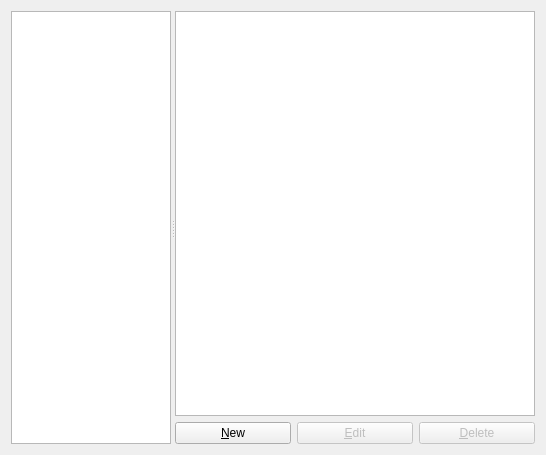
Before: the Qt Designer form gns3/modules/docker/ui/docker_vm_preferences_page.ui in GNS3/gns3-gui, drawn with Qt 5.
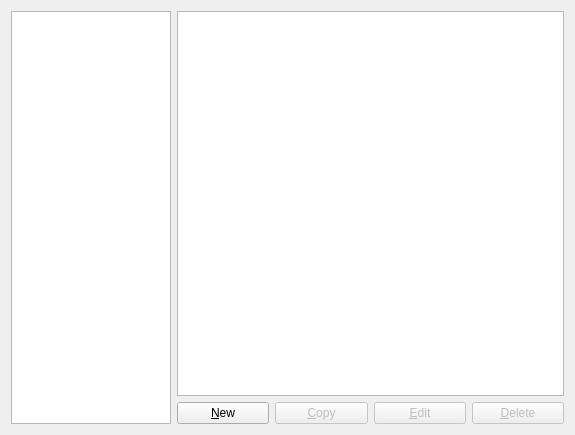
After: the same form once the commit is applied.

Commit message: Allow to copy Dynamips, IOU, Qemu and Docker templates in preferences. Fixes #2451.

What changed in the file:
```diff
--- a/gns3/modules/docker/ui/docker_vm_preferences_page.ui
+++ b/gns3/modules/docker/ui/docker_vm_preferences_page.ui
@@ -6,8 +6,8 @@
    <rect>
     <x>0</x>
     <y>0</y>
-    <width>546</width>
-    <height>455</height>
+    <width>575</width>
+    <height>435</height>
    </rect>
   </property>
   <property name="windowTitle">
@@ -19,12 +19,82 @@
   <property name="accessibleDescription">
    <string/>
   </property>
-  <layout class="QVBoxLayout" name="verticalLayout_2">
+  <layout class="QGridLayout" name="gridLayout">
+   <item row="0" column="1">
+    <layout class="QVBoxLayout" name="verticalLayout">
    <item>
-    <widget class="QSplitter" name="splitter">
-     <property name="orientation">
-      <enum>Qt::Horizontal</enum>
-     </property>
+      <widget class="QTreeWidget" name="uiDockerVMInfoTreeWidget">
+       <property name="sizePolicy">
+        <sizepolicy hsizetype="MinimumExpanding" vsizetype="Expanding">
+         <horstretch>0</horstretch>
+         <verstretch>0</verstretch>
+        </sizepolicy>
+       </property>
+       <property name="indentation">
+        <number>10</number>
+       </property>
+       <property name="allColumnsShowFocus">
+        <bool>true</bool>
+       </property>
+       <attribute name="headerVisible">
+        <bool>false</bool>
+       </attribute>
+       <column>
+        <property name="text">
+         <string>1</string>
+        </property>
+       </column>
+       <column>
+        <property name="text">
+         <string>2</string>
+        </property>
+       </column>
+      </widget>
+     </item>
+     <item>
+      <layout class="QHBoxLayout" name="horizontalLayout">
+       <item>
+        <widget class="QPushButton" name="uiNewDockerVMPushButton">
+         <property name="text">
+          <string>&amp;New</string>
+         </property>
+        </widget>
+       </item>
+       <item>
+        <widget class="QPushButton" name="uiCopyDockerVMPushButton">
+         <property name="enabled">
+          <bool>false</bool>
+         </property>
+         <property name="text">
+          <string>&amp;Copy</string>
+         </property>
+        </widget>
+       </item>
+       <item>
+        <widget class="QPushButton" name="uiEditDockerVMPushButton">
+         <property name="enabled">
+          <bool>false</bool>
+         </property>
+         <property name="text">
+          <string>&amp;Edit</string>
+         </property>
+        </widget>
+       </item>
+       <item>
+        <widget class="QPushButton" name="uiDeleteDockerVMPushButton">
+         <property name="enabled">
+          <bool>false</bool>
+         </property>
+         <property name="text">
+          <string>&amp;Delete</string>
+         </property>
+        </widget>
+       </item>
+      </layout>
+     </item>
+    </layout>
+   </item>
+   <item row="0" column="0">
      <widget class="QTreeWidget" name="uiDockerVMsTreeWidget">
       <property name="sizePolicy">
        <sizepolicy hsizetype="Preferred" vsizetype="Expanding">
@@ -65,71 +135,6 @@
         <string notr="true">1</string>
        </property>
       </column>
-     </widget>
-     <widget class="QWidget" name="">
-      <layout class="QVBoxLayout" name="verticalLayout">
-       <item>
-        <widget class="QTreeWidget" name="uiDockerVMInfoTreeWidget">
-         <property name="sizePolicy">
-          <sizepolicy hsizetype="MinimumExpanding" vsizetype="Expanding">
-           <horstretch>0</horstretch>
-           <verstretch>0</verstretch>
-          </sizepolicy>
-         </property>
-         <property name="indentation">
-          <number>10</number>
-         </property>
-         <property name="allColumnsShowFocus">
-          <bool>true</bool>
-         </property>
-         <attribute name="headerVisible">
-          <bool>false</bool>
-         </attribute>
-         <column>
-          <property name="text">
-           <string>1</string>
-          </property>
-         </column>
-         <column>
-          <property name="text">
-           <string>2</string>
-          </property>
-         </column>
-        </widget>
-       </item>
-       <item>
-        <layout class="QHBoxLayout" name="horizontalLayout_5">
-         <item>
-          <widget class="QPushButton" name="uiNewDockerVMPushButton">
-           <property name="text">
-            <string>&amp;New</string>
-           </property>
-          </widget>
-         </item>
-         <item>
-          <widget class="QPushButton" name="uiEditDockerVMPushButton">
-           <property name="enabled">
-            <bool>false</bool>
-           </property>
-           <property name="text">
-            <string>&amp;Edit</string>
-           </property>
-          </widget>
-         </item>
-         <item>
-          <widget class="QPushButton" name="uiDeleteDockerVMPushButton">
-           <property name="enabled">
-            <bool>false</bool>
-           </property>
-           <property name="text">
-            <string>&amp;Delete</string>
-           </property>
-          </widget>
-         </item>
-        </layout>
-       </item>
-      </layout>
-     </widget>
     </widget>
    </item>
   </layout>
```
Lines whose indentation alone changed are shown as unchanged. The commit also changes 11 other files.
